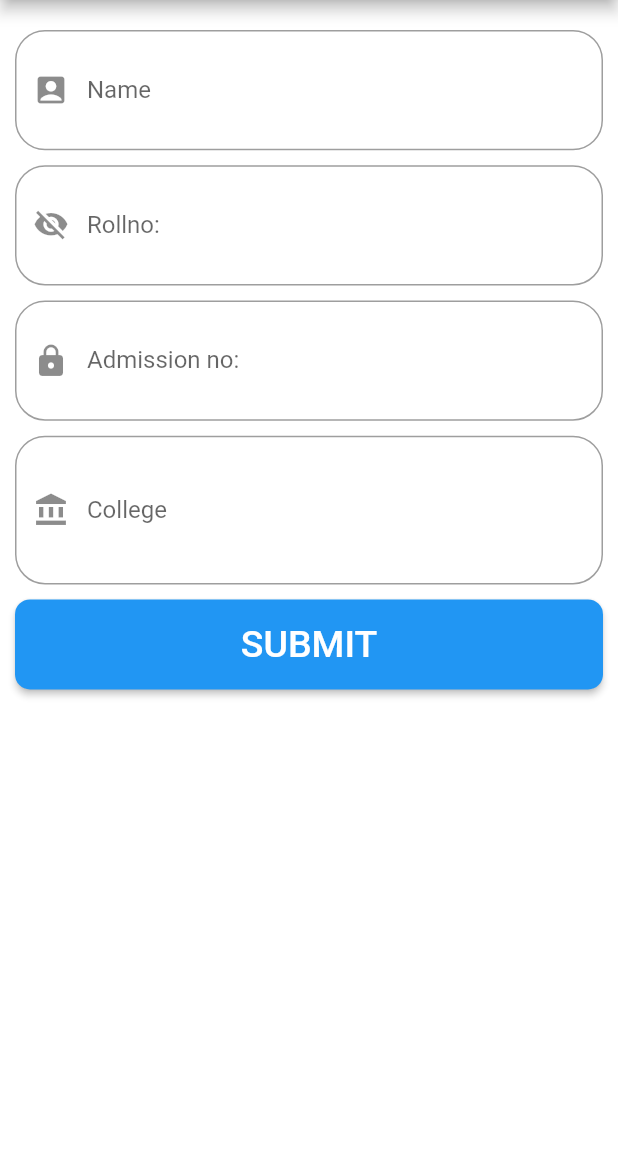
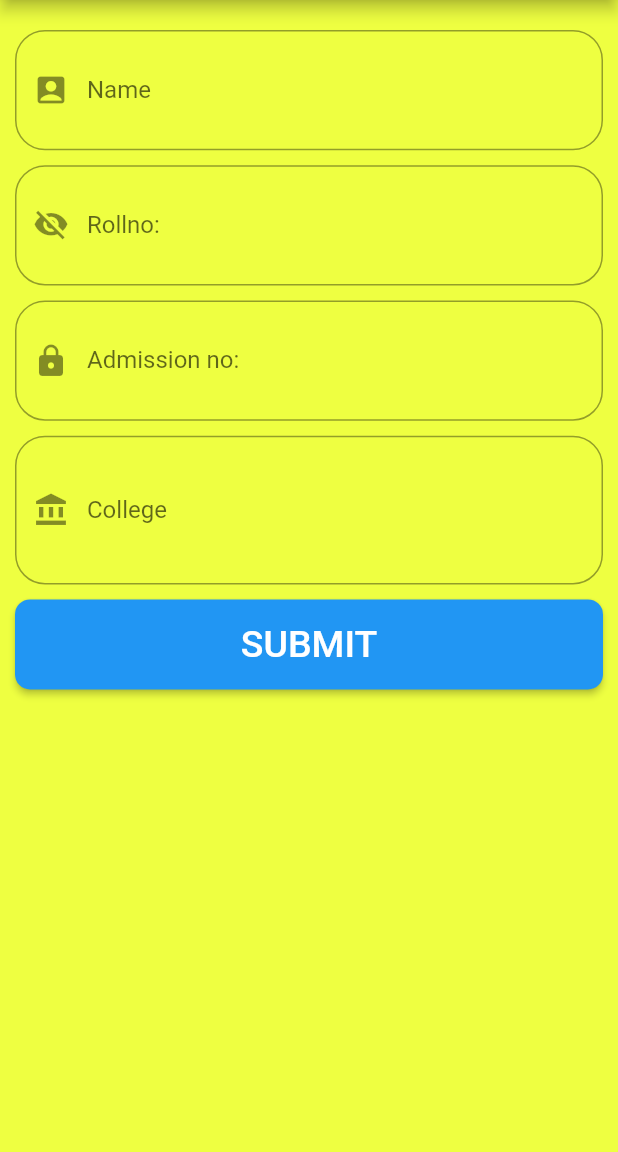
Before and after one commit to divya-k-nair/Student-app, a Flutter app: the screen it shows after launch, on a phone screen of 412 x 824 dp, the part 84-1236 px from its top. Run offline on Flutter 3.47's test engine with Material 2 defaults, Android fonts, the phone set to English and light mode, and no system bars.

Commit message:
project completed

```diff
--- a/lib/main.dart
+++ b/lib/main.dart
@@ -16,7 +16,7 @@ class App extends StatelessWidget {
     return MaterialApp(
       debugShowCheckedModeBanner: false,
       home: Scaffold(
-        backgroundColor: Colors.white,
+        backgroundColor: Colors.limeAccent,
         appBar: AppBar(
           title: Text("STUDENT APP"),
         ),
```
